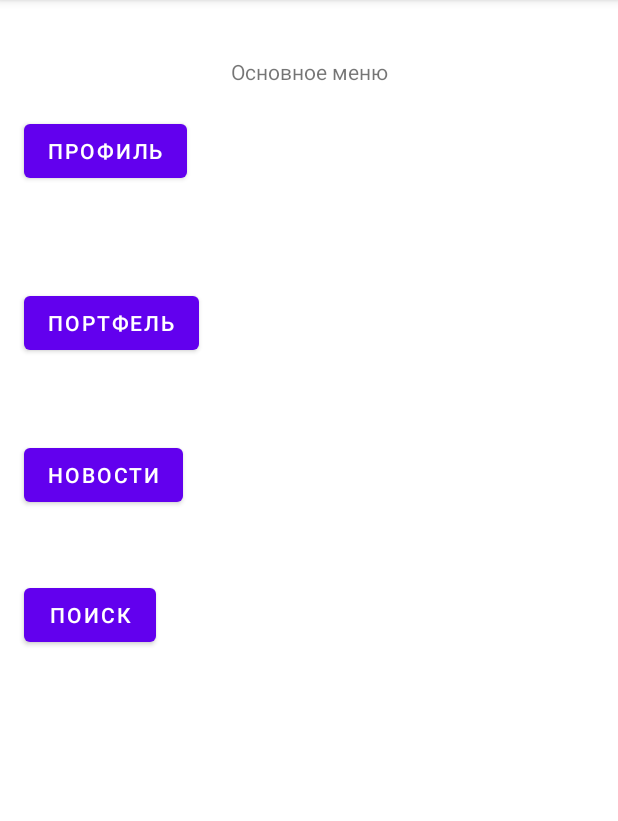
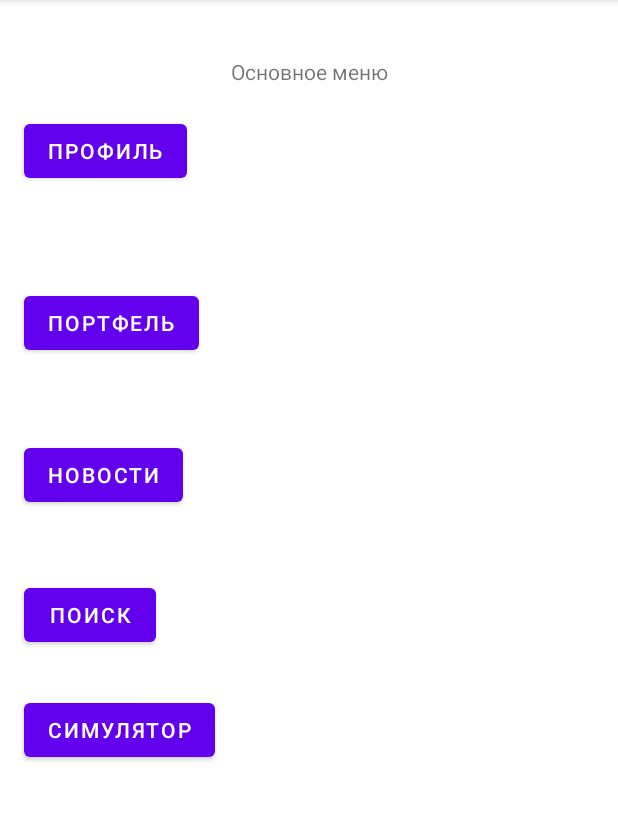
Before and after one commit to EnderSim/investment_app, an Android app: the screen it shows after launch (MainActivity), on a phone screen of 412 x 824 dp, the part 84-905 px from its top. Run offline under Robolectric (Android 15) with nearby library versions, the phone set to English and light mode, and no system bars.

Commit message:
Add simulation activity

```diff
--- a/app/src/main/AndroidManifest.xml
+++ b/app/src/main/AndroidManifest.xml
@@ -9,6 +9,9 @@
         android:roundIcon="@mipmap/ic_launcher_round"
         android:supportsRtl="true"
         android:theme="@style/Theme.Investment_app">
+        <activity
+            android:name=".SimulatorActivity"
+            android:exported="false" />
         <activity
             android:name=".PortfolioActivity"
             android:exported="false" />
@@ -29,6 +32,7 @@
             android:exported="true">
             <intent-filter>
                 <action android:name="android.intent.action.MAIN" />
+
                 <category android:name="android.intent.category.LAUNCHER" />
             </intent-filter>
         </activity>
--- a/app/src/main/java/com/example/investment_app/MainActivity.kt
+++ b/app/src/main/java/com/example/investment_app/MainActivity.kt
@@ -28,6 +28,10 @@ class MainActivity : AppCompatActivity() {
             val intent = Intent(this, SearchActivity::class.java)
             startActivity(intent)
         }
+        bindingClass.buttonSimulator.setOnClickListener {
+            val intent = Intent(this, SimulatorActivity::class.java)
+            startActivity(intent)
+        }
     }
 
 }
--- a/app/src/main/res/layout/activity_main.xml
+++ b/app/src/main/res/layout/activity_main.xml
@@ -18,6 +18,19 @@
         app:layout_constraintHorizontal_bias="0.0"
         app:layout_constraintStart_toStartOf="@+id/buttonNews"
         app:layout_constraintTop_toBottomOf="@+id/buttonNews"
+        app:layout_constraintVertical_bias="0.100000024" />
+
+    <Button
+        android:id="@+id/buttonSimulator"
+        android:layout_width="wrap_content"
+        android:layout_height="wrap_content"
+        android:layout_marginEnd="307dp"
+        android:text="Симулятор"
+        app:layout_constraintBottom_toBottomOf="parent"
+        app:layout_constraintEnd_toEndOf="parent"
+        app:layout_constraintHorizontal_bias="0.0"
+        app:layout_constraintStart_toStartOf="@+id/buttonNews"
+        app:layout_constraintTop_toBottomOf="@+id/buttonSearch"
         app:layout_constraintVertical_bias="0.100000024" />
 
     <TextView
```
Also changed, not shown: app/src/main/java/com/example/investment_app/SimulatorActivity.kt (added, +16 -0 lines), app/src/main/res/layout/activity_simulator.xml (added, +9 -0 lines).
